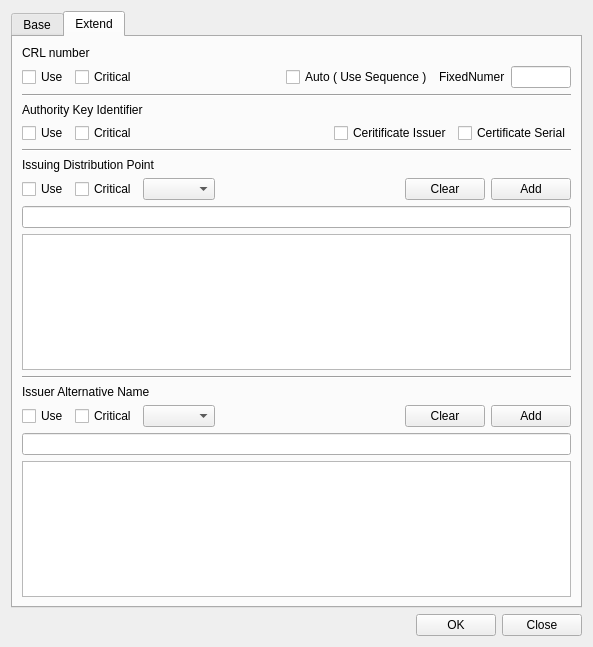
Before: the Qt Designer form CertMan/make_crl_profile_dlg.ui in jykim74/CertMan, drawn with Qt 5.
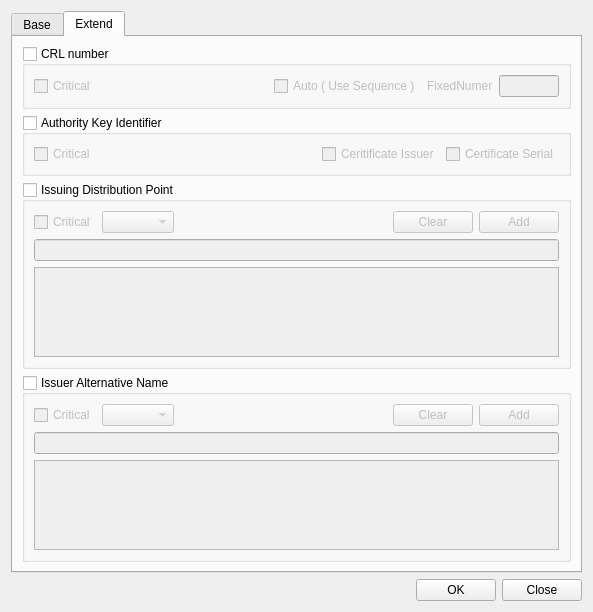
After: the same form once the commit is applied.

Commit message: Certificate CRL Profile 그룹화

Patch:
```diff
--- a/CertMan/make_crl_profile_dlg.ui
+++ b/CertMan/make_crl_profile_dlg.ui
@@ -7,7 +7,7 @@
     <x>0</x>
     <y>0</y>
     <width>593</width>
-    <height>647</height>
+    <height>612</height>
    </rect>
   </property>
   <property name="windowTitle">
@@ -198,23 +198,22 @@
         </widget>
        </item>
        <item>
-        <layout class="QGridLayout" name="gridLayout_9">
-         <property name="topMargin">
-          <number>0</number>
-         </property>
-         <item row="0" column="1">
-          <spacer name="horizontalSpacer_8">
-           <property name="orientation">
-            <enum>Qt::Horizontal</enum>
-           </property>
-           <property name="sizeHint" stdset="0">
+        <widget class="QGroupBox" name="mExtensionsGroup">
+         <property name="minimumSize">
             <size>
-             <width>40</width>
-             <height>20</height>
-            </size>
-           </property>
-          </spacer>
-         </item>
+           <width>0</width>
+           <height>0</height>
+          </size>
+         </property>
+         <property name="title">
+          <string>Extensions</string>
+         </property>
+         <layout class="QVBoxLayout" name="verticalLayout_4">
+          <item>
+           <layout class="QGridLayout" name="gridLayout_12">
+            <property name="topMargin">
+             <number>0</number>
+            </property>
          <item row="0" column="3">
           <widget class="QPushButton" name="mExtensionsAddBtn">
            <property name="text">
@@ -222,6 +221,13 @@
            </property>
           </widget>
          </item>
+            <item row="0" column="0">
+             <widget class="QCheckBox" name="mExtensionsCriticalCheck">
+              <property name="text">
+               <string>Critical</string>
+              </property>
+             </widget>
+            </item>
          <item row="0" column="2">
           <widget class="QPushButton" name="mExtensionsClearBtn">
            <property name="text">
@@ -229,22 +235,34 @@
            </property>
           </widget>
          </item>
-         <item row="0" column="0">
-          <widget class="QLabel" name="label_15">
-           <property name="text">
-            <string>Extensions</string>
-           </property>
-          </widget>
+            <item row="0" column="1">
+             <spacer name="horizontalSpacer_9">
+              <property name="orientation">
+               <enum>Qt::Horizontal</enum>
+              </property>
+              <property name="sizeHint" stdset="0">
+               <size>
+                <width>40</width>
+                <height>20</height>
+               </size>
+              </property>
+             </spacer>
          </item>
         </layout>
        </item>
        <item>
-        <layout class="QGridLayout" name="gridLayout_10">
+           <layout class="QGridLayout" name="gridLayout_13">
          <property name="topMargin">
           <number>0</number>
          </property>
          <item row="0" column="0">
           <widget class="QLabel" name="label_16">
+              <property name="minimumSize">
+               <size>
+                <width>60</width>
+                <height>0</height>
+               </size>
+              </property>
            <property name="text">
             <string>OID</string>
            </property>
@@ -253,13 +271,6 @@
          <item row="0" column="1">
           <widget class="QLineEdit" name="mExtensionsOIDText"/>
          </item>
-         <item row="0" column="2">
-          <widget class="QCheckBox" name="mExtensionsCriticalCheck">
-           <property name="text">
-            <string>Critical</string>
-           </property>
-          </widget>
-         </item>
         </layout>
        </item>
        <item>
@@ -272,6 +283,9 @@
          </property>
         </widget>
        </item>
+         </layout>
+        </widget>
+       </item>
        <item>
         <spacer name="verticalSpacer">
          <property name="orientation">
@@ -293,53 +307,57 @@
       </attribute>
       <layout class="QVBoxLayout" name="verticalLayout_3">
        <item>
-        <widget class="QLabel" name="label_2">
-         <property name="text">
+        <widget class="QGroupBox" name="mCRLNumGroup">
+         <property name="minimumSize">
+          <size>
+           <width>0</width>
+           <height>0</height>
+          </size>
+         </property>
+         <property name="title">
           <string>CRL number</string>
          </property>
-        </widget>
-       </item>
+         <property name="checkable">
+          <bool>true</bool>
+         </property>
+         <property name="checked">
+          <bool>false</bool>
+         </property>
+         <layout class="QVBoxLayout" name="verticalLayout_5">
        <item>
-        <layout class="QGridLayout" name="gridLayout_5">
-         <item row="0" column="1">
-          <widget class="QCheckBox" name="mCRLNumCriticalCheck">
-           <property name="text">
-            <string>Critical</string>
-           </property>
-          </widget>
-         </item>
-         <item row="0" column="5">
-          <widget class="QLineEdit" name="mCRLNumText">
-           <property name="maximumSize">
-            <size>
-             <width>60</width>
-             <height>16777215</height>
-            </size>
-           </property>
-          </widget>
-         </item>
-         <item row="0" column="0">
-          <widget class="QCheckBox" name="mCRLNumUseCheck">
-           <property name="text">
-            <string>Use</string>
-           </property>
-          </widget>
-         </item>
-         <item row="0" column="4">
-          <widget class="QLabel" name="mCRLNumLabel">
-           <property name="text">
-            <string>FixedNumer</string>
-           </property>
-          </widget>
-         </item>
-         <item row="0" column="3">
+           <layout class="QGridLayout" name="gridLayout_9">
+            <item row="0" column="2">
           <widget class="QCheckBox" name="mCRLNumAutoCheck">
            <property name="text">
             <string>Auto ( Use Sequence )</string>
            </property>
           </widget>
          </item>
-         <item row="0" column="2">
+            <item row="0" column="3">
+             <widget class="QLabel" name="mCRLNumLabel">
+              <property name="text">
+               <string>FixedNumer</string>
+              </property>
+             </widget>
+            </item>
+            <item row="0" column="0">
+             <widget class="QCheckBox" name="mCRLNumCriticalCheck">
+              <property name="text">
+               <string>Critical</string>
+              </property>
+             </widget>
+            </item>
+            <item row="0" column="4">
+             <widget class="QLineEdit" name="mCRLNumText">
+              <property name="maximumSize">
+               <size>
+                <width>60</width>
+                <height>16777215</height>
+               </size>
+              </property>
+             </widget>
+            </item>
+            <item row="0" column="1">
           <spacer name="horizontalSpacer_4">
            <property name="orientation">
             <enum>Qt::Horizontal</enum>
@@ -354,51 +372,51 @@
          </item>
         </layout>
        </item>
-       <item>
-        <widget class="Line" name="line_3">
-         <property name="orientation">
-          <enum>Qt::Horizontal</enum>
-         </property>
+         </layout>
         </widget>
        </item>
        <item>
-        <widget class="QLabel" name="label_12">
-         <property name="text">
+        <widget class="QGroupBox" name="mAKIGroup">
+         <property name="minimumSize">
+          <size>
+           <width>0</width>
+           <height>0</height>
+          </size>
+         </property>
+         <property name="title">
           <string>Authority Key Identifier</string>
          </property>
-        </widget>
-       </item>
-       <item>
-        <layout class="QGridLayout" name="gridLayout_6">
-         <item row="0" column="1">
+         <property name="checkable">
+          <bool>true</bool>
+         </property>
+         <property name="checked">
+          <bool>false</bool>
+         </property>
+         <layout class="QVBoxLayout" name="verticalLayout_6">
+          <item>
+           <layout class="QGridLayout" name="gridLayout_5">
+            <item row="0" column="3">
+             <widget class="QCheckBox" name="mAKICertSerialCheck">
+              <property name="text">
+               <string>Certificate Serial</string>
+              </property>
+             </widget>
+            </item>
+            <item row="0" column="0">
           <widget class="QCheckBox" name="mAKICriticalCheck">
            <property name="text">
             <string>Critical</string>
            </property>
           </widget>
          </item>
-         <item row="0" column="3">
+            <item row="0" column="2">
           <widget class="QCheckBox" name="mAKICertIssuerCheck">
            <property name="text">
             <string>Ceritificate Issuer</string>
            </property>
           </widget>
          </item>
-         <item row="0" column="0">
-          <widget class="QCheckBox" name="mAKIUseCheck">
-           <property name="text">
-            <string>Use</string>
-           </property>
-          </widget>
-         </item>
-         <item row="0" column="4">
-          <widget class="QCheckBox" name="mAKICertSerialCheck">
-           <property name="text">
-            <string>Certificate Serial</string>
-           </property>
-          </widget>
-         </item>
-         <item row="0" column="2">
+            <item row="0" column="1">
           <spacer name="horizontalSpacer_5">
            <property name="orientation">
             <enum>Qt::Horizontal</enum>
@@ -413,54 +431,54 @@
          </item>
         </layout>
        </item>
-       <item>
-        <widget class="Line" name="line_4">
-         <property name="orientation">
-          <enum>Qt::Horizontal</enum>
-         </property>
+         </layout>
         </widget>
        </item>
        <item>
-        <widget class="QLabel" name="label_13">
-         <property name="text">
+        <widget class="QGroupBox" name="mIDPGroup">
+         <property name="minimumSize">
+          <size>
+           <width>0</width>
+           <height>0</height>
+          </size>
+         </property>
+         <property name="title">
           <string>Issuing Distribution Point</string>
          </property>
-        </widget>
-       </item>
+         <property name="checkable">
+          <bool>true</bool>
+         </property>
+         <property name="checked">
+          <bool>false</bool>
+         </property>
+         <layout class="QVBoxLayout" name="verticalLayout_7">
        <item>
-        <layout class="QGridLayout" name="gridLayout_7">
+           <layout class="QGridLayout" name="gridLayout_6">
          <item row="0" column="4">
-          <widget class="QPushButton" name="mIDPClearBtn">
-           <property name="text">
-            <string>Clear</string>
-           </property>
-          </widget>
-         </item>
-         <item row="0" column="5">
           <widget class="QPushButton" name="mIDPAddBtn">
            <property name="text">
             <string>Add</string>
            </property>
           </widget>
          </item>
-         <item row="0" column="1">
+            <item row="0" column="0">
           <widget class="QCheckBox" name="mIDPCriticalCheck">
            <property name="text">
             <string>Critical</string>
            </property>
           </widget>
          </item>
-         <item row="0" column="0">
-          <widget class="QCheckBox" name="mIDPUseCheck">
-           <property name="text">
-            <string>Use</string>
-           </property>
-          </widget>
-         </item>
-         <item row="0" column="2">
+            <item row="0" column="1">
           <widget class="QComboBox" name="mIDPCombo"/>
          </item>
          <item row="0" column="3">
+             <widget class="QPushButton" name="mIDPClearBtn">
+              <property name="text">
+               <string>Clear</string>
+              </property>
+             </widget>
+            </item>
+            <item row="0" column="2">
           <spacer name="horizontalSpacer_6">
            <property name="orientation">
             <enum>Qt::Horizontal</enum>
@@ -485,57 +503,54 @@
          </property>
         </widget>
        </item>
-       <item>
-        <widget class="Line" name="line_5">
-         <property name="orientation">
-          <enum>Qt::Horizontal</enum>
-         </property>
+         </layout>
         </widget>
        </item>
        <item>
-        <widget class="QLabel" name="label_14">
-         <property name="text">
+        <widget class="QGroupBox" name="mIANGroup">
+         <property name="minimumSize">
+          <size>
+           <width>0</width>
+           <height>0</height>
+          </size>
+         </property>
+         <property name="title">
           <string>Issuer Alternative Name</string>
          </property>
-        </widget>
-       </item>
+         <property name="checkable">
+          <bool>true</bool>
+         </property>
+         <property name="checked">
+          <bool>false</bool>
+         </property>
+         <layout class="QVBoxLayout" name="verticalLayout_8">
        <item>
-        <layout class="QGridLayout" name="gridLayout_8">
-         <property name="topMargin">
-          <number>0</number>
-         </property>
-         <item row="0" column="2">
-          <widget class="QComboBox" name="mIANCombo"/>
-         </item>
-         <item row="0" column="4">
+           <layout class="QGridLayout" name="gridLayout_7">
+            <item row="0" column="3">
           <widget class="QPushButton" name="mIANClearBtn">
            <property name="text">
             <string>Clear</string>
            </property>
           </widget>
          </item>
-         <item row="0" column="0">
-          <widget class="QCheckBox" name="mIANUseCheck">
-           <property name="text">
-            <string>Use</string>
-           </property>
-          </widget>
-         </item>
-         <item row="0" column="1">
-          <widget class="QCheckBox" name="mIANCriticalCheck">
-           <property name="text">
-            <string>Critical</string>
-           </property>
-          </widget>
-         </item>
-         <item row="0" column="5">
+            <item row="0" column="4">
           <widget class="QPushButton" name="mIANAddBtn">
            <property name="text">
             <string>Add</string>
            </property>
           </widget>
          </item>
-         <item row="0" column="3">
+            <item row="0" column="1">
+             <widget class="QComboBox" name="mIANCombo"/>
+            </item>
+            <item row="0" column="0">
+             <widget class="QCheckBox" name="mIANCriticalCheck">
+              <property name="text">
+               <string>Critical</string>
+              </property>
+             </widget>
+            </item>
+            <item row="0" column="2">
           <spacer name="horizontalSpacer_7">
            <property name="orientation">
             <enum>Qt::Horizontal</enum>
@@ -562,6 +577,9 @@
        </item>
       </layout>
      </widget>
+       </item>
+      </layout>
+     </widget>
     </widget>
    </item>
    <item>
```
Left out of the diff: 28 changed lines with no effect on the pictures. Lines whose indentation alone changed are shown as unchanged. The commit also changes 5 other files.
